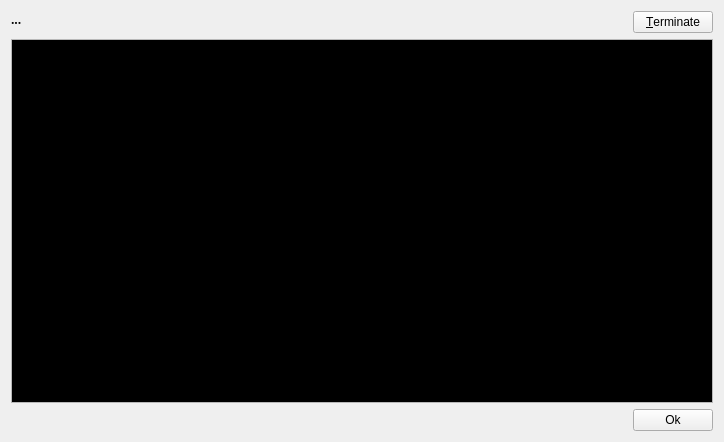
tibirna/qgit, file src/console.ui: the form before one commit.
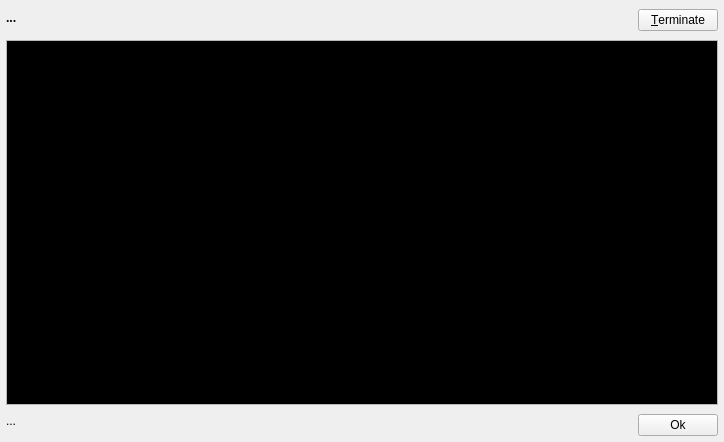
The form after the commit. Icons and pictures are not drawn.

Commit message: Eliminate the statusbar at console window

What changed in the file:
```diff
--- a/src/console.ui
+++ b/src/console.ui
@@ -19,6 +19,21 @@
   </property>
   <widget class="QWidget" name="widget">
    <layout class="QVBoxLayout" name="verticalLayout">
+    <property name="spacing">
+     <number>9</number>
+    </property>
+    <property name="leftMargin">
+     <number>6</number>
+    </property>
+    <property name="topMargin">
+     <number>9</number>
+    </property>
+    <property name="rightMargin">
+     <number>6</number>
+    </property>
+    <property name="bottomMargin">
+     <number>6</number>
+    </property>
     <item>
      <layout class="QHBoxLayout">
       <property name="spacing">
@@ -276,6 +291,31 @@
     </item>
     <item>
      <layout class="QHBoxLayout" name="horizontalLayout">
+      <item>
+       <widget class="QLabel" name="textLabelEnd">
+        <property name="sizePolicy">
+         <sizepolicy hsizetype="Preferred" vsizetype="Preferred">
+          <horstretch>3</horstretch>
+          <verstretch>0</verstretch>
+         </sizepolicy>
+        </property>
+        <property name="toolTip">
+         <string>Shows action definition</string>
+        </property>
+        <property name="text">
+         <string>...</string>
+        </property>
+        <property name="textFormat">
+         <enum>Qt::PlainText</enum>
+        </property>
+        <property name="alignment">
+         <set>Qt::AlignLeading|Qt::AlignLeft|Qt::AlignTop</set>
+        </property>
+        <property name="wordWrap">
+         <bool>true</bool>
+        </property>
+       </widget>
+      </item>
       <item>
        <spacer name="horizontalSpacer">
         <property name="orientation">
```
The commit also changes 1 other file.
